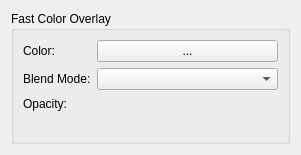
Qt form plugins/filters/colors/wdgfilterfastcoloroverlay.ui (KDE/krita) before a commit.
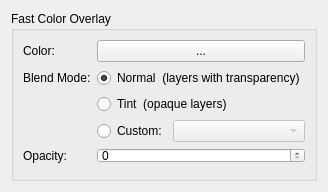
The same form after that commit. Custom widgets are drawn as their Qt base class.

Commit message: Add Normal and Tint as the suggested blend modes for Fast Color Overlay Filter

The edit to the form file:
```diff
--- a/plugins/filters/colors/wdgfilterfastcoloroverlay.ui
+++ b/plugins/filters/colors/wdgfilterfastcoloroverlay.ui
@@ -48,7 +48,42 @@
        </widget>
       </item>
       <item row="1" column="1">
+       <widget class="QRadioButton" name="radioCompositeOpNormal">
+        <property name="toolTip">
+         <string/>
+        </property>
+        <property name="text">
+         <string>Normal  (layers with transparency)</string>
+        </property>
+        <property name="checked">
+         <bool>true</bool>
+        </property>
+       </widget>
+      </item>
+      <item row="2" column="1">
+       <widget class="QRadioButton" name="radioCompositeOpTint">
+        <property name="toolTip">
+         <string/>
+        </property>
+        <property name="text">
+         <string>Tint  (opaque layers)</string>
+        </property>
+       </widget>
+      </item>
+      <item row="3" column="1">
+       <layout class="QHBoxLayout" name="horizontalLayout">
+        <item>
+         <widget class="QRadioButton" name="radioCompositeOpCustom">
+          <property name="text">
+           <string>Custom:</string>
+          </property>
+         </widget>
+        </item>
+        <item>
        <widget class="KisCompositeOpComboBox" name="cmbCompositeOp">
+          <property name="enabled">
+           <bool>false</bool>
+          </property>
         <property name="sizePolicy">
          <sizepolicy hsizetype="Expanding" vsizetype="Fixed">
           <horstretch>0</horstretch>
@@ -60,7 +95,9 @@
         </property>
        </widget>
       </item>
-      <item row="2" column="0">
+       </layout>
+      </item>
+      <item row="4" column="0">
        <widget class="QLabel" name="label_14">
         <property name="text">
          <string>Opacity:</string>
@@ -70,8 +107,8 @@
         </property>
        </widget>
       </item>
-      <item row="2" column="1">
-       <widget class="KisSliderSpinBox" name="intOpacity" native="true">
+      <item row="4" column="1">
+       <widget class="KisSliderSpinBox" name="intOpacity">
         <property name="sizePolicy">
          <sizepolicy hsizetype="Expanding" vsizetype="Minimum">
           <horstretch>0</horstretch>
@@ -92,7 +129,7 @@
         </property>
        </widget>
       </item>
-      <item row="3" column="1">
+      <item row="5" column="1">
        <spacer name="verticalSpacer">
         <property name="orientation">
          <enum>Qt::Vertical</enum>
@@ -118,7 +155,7 @@
   </customwidget>
   <customwidget>
    <class>KisSliderSpinBox</class>
-   <extends>QWidget</extends>
+   <extends>QSpinBox</extends>
    <header location="global">kis_slider_spin_box.h</header>
    <container>1</container>
   </customwidget>
```
Left out of the diff: 4 changed lines with no effect on the pictures. Lines whose indentation alone changed are shown as unchanged. The commit also changes 2 other files.
